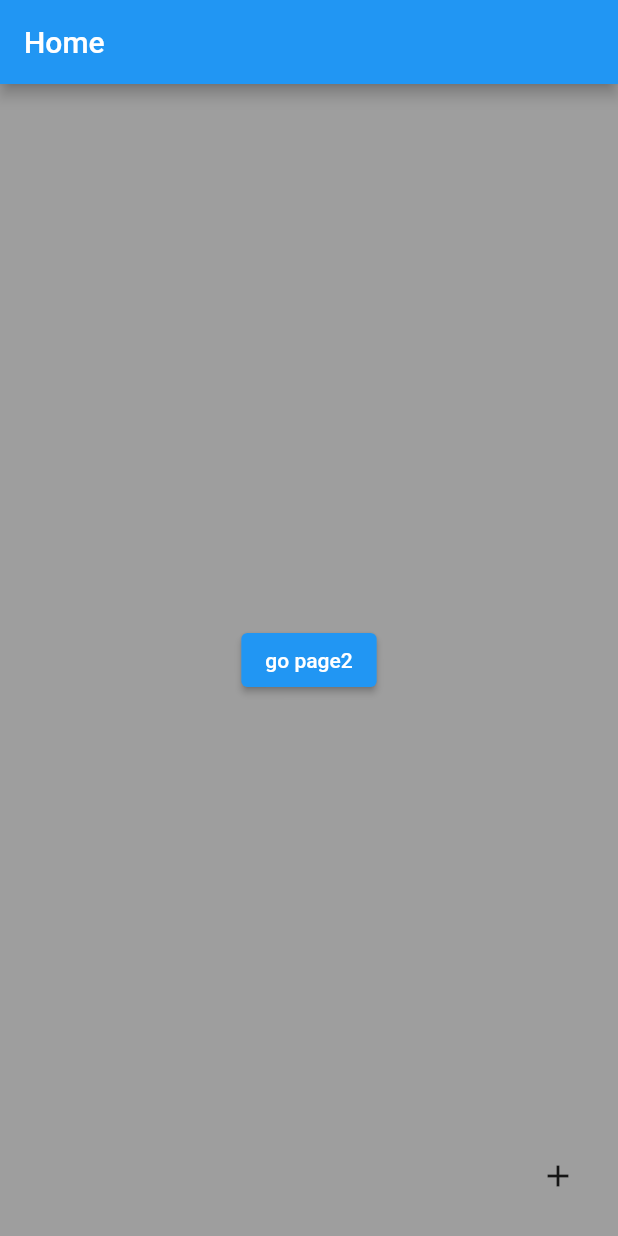
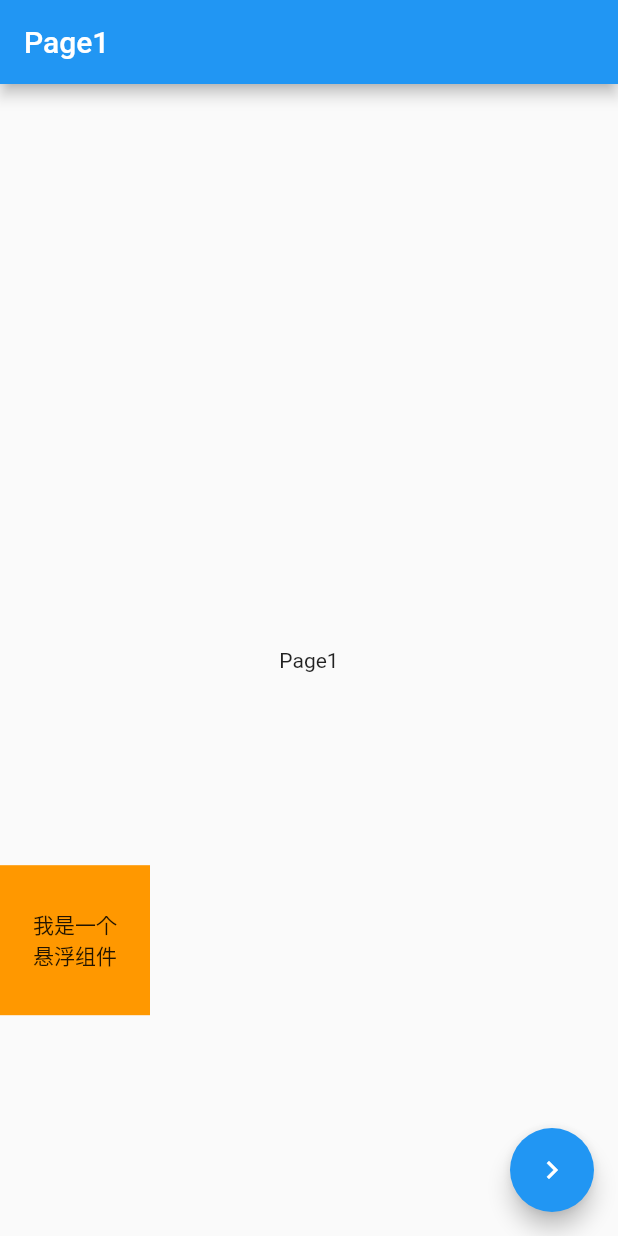
Before and after one commit to and2long/floating_view, a Flutter app: the screen it shows after launch, on a phone screen of 412 x 824 dp. Run offline on Flutter 3.47's test engine with Material 2 defaults, Android fonts, the phone set to English and light mode, and no system bars.

Commit message:
示例代码优化。

```diff
--- a/lib/main.dart
+++ b/lib/main.dart
@@ -10,30 +10,6 @@ class MyApp extends StatelessWidget {
   Widget build(BuildContext context) {
     return MaterialApp(
       title: 'Flutter Demo',
-      theme: ThemeData(
-        primarySwatch: Colors.blue,
-        pageTransitionsTheme: PageTransitionsTheme(
-          builders: <TargetPlatform, PageTransitionsBuilder>{
-            TargetPlatform.iOS: CupertinoPageTransitionsBuilder(),
-            TargetPlatform.android: FadeUpwardsPageTransitionsBuilder(),
-          },
-        )
-      ),
-      // builder: (BuildContext context, Widget? child) {
-      //   return LayoutBuilder(
-      //       builder: (BuildContext context, BoxConstraints constraints) {
-      //     if (constraints.maxWidth > 600) {
-      //       return Center(
-      //         child: Container(
-      //           width: 600,
-      //           child: child,
-      //         ),
-      //       );
-      //     }else{
-      //       return child!;
-      //     }
-      //   });
-      // },
       home: HomePage(),
     );
   }
@@ -48,31 +24,36 @@ class HomePage extends StatefulWidget {
 
 class _HomePageState extends State<HomePage> {
   @override
+  void initState() {
+    super.initState();
+    Future.delayed(
+        Duration.zero,
+        () => TestOverLay.show(
+              context: context,
+              view: Material(
+                child: Container(
+                  width: 100,
+                  color: Colors.orange,
+                  child: AspectRatio(
+                    aspectRatio: 1,
+                    child: Center(child: Text('我是一个\n悬浮组件')),
+                  ),
+                ),
+              ),
+            ));
+  }
+
+  @override
   Widget build(BuildContext context) {
     return Scaffold(
-      backgroundColor: Colors.grey,
-      appBar: AppBar(
-        title: Text('Home'),
+      appBar: AppBar(title: Text('Page1')),
+      body: Center(child: Text('Page1')),
+      floatingActionButton: FloatingActionButton(
+        onPressed: () {
+          Navigator.push(context, MaterialPageRoute(builder: (c) => Page2()));
+        },
+        child: Icon(Icons.keyboard_arrow_right),
       ),
-      body: Center(
-        child: ElevatedButton(
-          child: Text('go page2'),
-          onPressed: () {
-            Navigator.push(context, MaterialPageRoute(builder: (c) => Page2()));
-          },
-        ),
-      ),
-      floatingActionButton: IconButton(
-          onPressed: () {
-            TestOverLay.show(
-                context: context,
-                view: Material(
-                    child: OutlinedButton(
-                  child: Text('悬浮窗'),
-                  onPressed: () {},
-                )));
-          },
-          icon: Icon(Icons.add)),
     );
   }
 }
@@ -84,7 +65,10 @@ class Page2 extends StatelessWidget {
   Widget build(BuildContext context) {
     return Scaffold(
       appBar: AppBar(
-        title: Text('page2'),
+        title: Text('Page2'),
+      ),
+      body: Center(
+        child: Text('Page2'),
       ),
     );
   }
```
Also changed, not shown: 1 other file.
